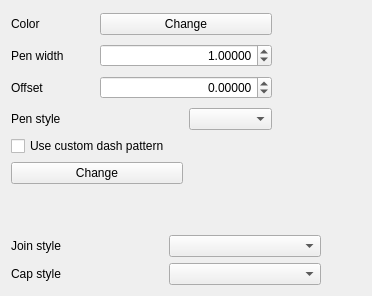
First picture: the form in src/ui/symbollayer/widget_simpleline.ui, repository qgis/QGIS, before the edit.
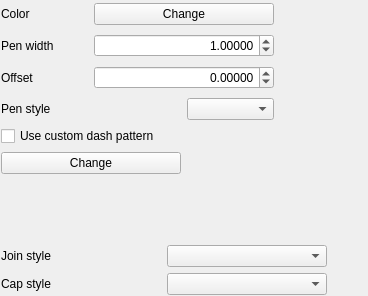
Second picture: the form after the edit. Custom widgets are drawn as their Qt base class.

Patch:
```diff
--- a/src/ui/symbollayer/widget_simpleline.ui
+++ b/src/ui/symbollayer/widget_simpleline.ui
@@ -6,7 +6,7 @@
    <rect>
     <x>0</x>
     <y>0</y>
-    <width>358</width>
+    <width>368</width>
     <height>296</height>
    </rect>
   </property>
@@ -14,6 +14,9 @@
    <string>Form</string>
   </property>
   <layout class="QGridLayout" name="gridLayout_2">
+   <property name="margin">
+    <number>1</number>
+   </property>
    <item row="0" column="0">
     <layout class="QGridLayout" name="gridLayout">
      <item row="0" column="0">
```
